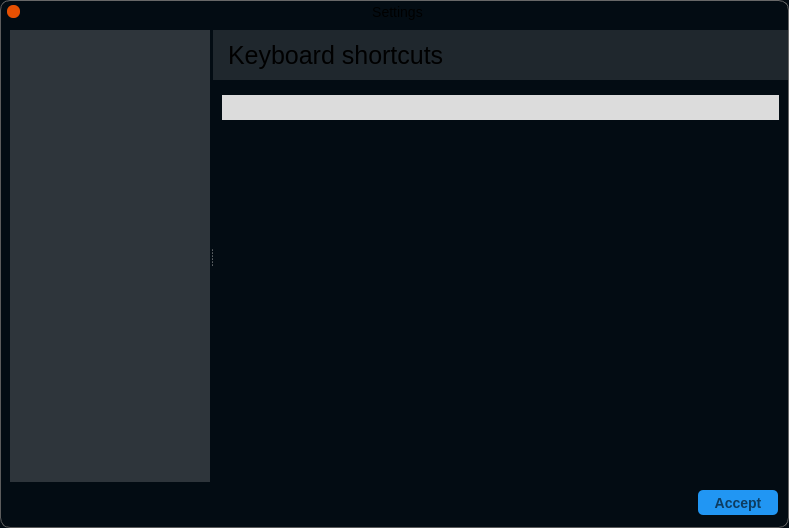
This is Centaur/ui/SettingsDialog.ui in 519984307/Centaur as Qt 5 draws it before an edit. The edited form follows.
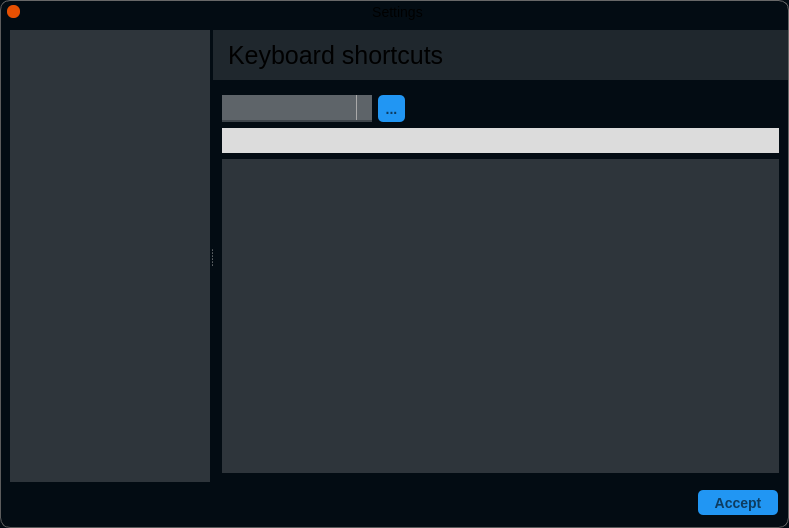
This is the edited form. Icons and pictures are not drawn. Custom widgets are drawn as their Qt base class.

Commit message: Fix the arrow in the combobox and the treeview

```diff
--- a/Centaur/ui/SettingsDialog.ui
+++ b/Centaur/ui/SettingsDialog.ui
@@ -118,6 +118,65 @@
     padding: 0 3px;
 }
 
+QComboBox {
+    border: 1px solid gray;
+    min-width: 6em;
+	font-size: 14px;
+	border: 0px;
+	color: rgb(225,225,255);
+	background-color: rgb(63,70,76);
+	border-radius:  0px;
+	border-bottom: 2px solid  rgb(63,70,76);
+	min-height: 25px;
+	padding: 0 0 0 5;
+}
+
+QComboBox::down-arrow {
+    border-image: url(:/ui/global/drop-down) 5 5 5 5 stretch stretch;
+}
+
+QComboBox:hover{
+background-color:  rgb(78,85,90);
+border: 2px solid #6ec6ff;
+}
+
+QComboBox:focus{
+color: white;
+background-color:  rgb(94,100,105);
+border: 2px solid rgb(33,150,243);
+}
+
+QComboBox:editable {
+    background: white;
+}
+
+QComboBox:!editable, QComboBox::drop-down:editable {
+   background-color:  rgb(94,100,105);
+}
+
+/* QComboBox gets the &quot;on&quot; state when the popup is open */
+QComboBox:!editable:on, QComboBox::drop-down:editable:on {
+    background-color: rgb(63,70,76)
+}
+
+QComboBox:on { /* shift the text when the popup opens */
+    padding-top: 3px;
+    padding-left: 4px;
+}
+
+QComboBox::drop-down {
+    subcontrol-origin: padding;
+    subcontrol-position: top right;
+    width: 15px;
+
+    border-left-width: 1px;
+    border-left-color: darkgray;
+    border-left-style: solid; /* just a single line */
+    border-top-right-radius: 3px; /* same radius as the QComboBox */
+    border-bottom-right-radius: 3px;
+}
+
+
 
 </string>
   </property>
@@ -1610,6 +1669,115 @@
                     <enum>QFrame::Raised</enum>
                    </property>
                    <layout class="QVBoxLayout" name="verticalLayout_15">
+                    <item>
+                     <layout class="QHBoxLayout" name="horizontalLayout4">
+                      <property name="topMargin">
+                       <number>0</number>
+                      </property>
+                      <item>
+                       <widget class="QComboBox" name="shortcutsComboBox">
+                        <property name="minimumSize">
+                         <size>
+                          <width>150</width>
+                          <height>27</height>
+                         </size>
+                        </property>
+                        <property name="styleSheet">
+                         <string notr="true"/>
+                        </property>
+                       </widget>
+                      </item>
+                      <item>
+                       <widget class="QToolButton" name="shortcutsToolButton">
+                        <property name="minimumSize">
+                         <size>
+                          <width>27</width>
+                          <height>27</height>
+                         </size>
+                        </property>
+                        <property name="maximumSize">
+                         <size>
+                          <width>27</width>
+                          <height>27</height>
+                         </size>
+                        </property>
+                        <property name="sizeIncrement">
+                         <size>
+                          <width>0</width>
+                          <height>0</height>
+                         </size>
+                        </property>
+                        <property name="styleSheet">
+                         <string notr="true">
+QToolButton{
+font-size: 14px;
+font-weight: 600;
+color:  #0D3C61;
+border: 0px;
+border-radius:  5px;
+background-color: #2196f3;
+}
+
+QToolButton:default{
+font-size: 14px;
+font-weight: 800;
+color:  #0d3C61;
+border: 0px;
+border-radius:  5px;
+border: 2px solid rgba(144,203,249,100);
+background-color: #2196f3;
+}
+
+QToolButton:hover, QPushButton:hover:default{
+	background-color:  #339EF4;
+}
+
+QToolButton:pressed{
+	background-color:  #68B8F7;
+}
+
+QToolButton:pressed:default{
+background-color:  #68B8F7;
+}
+
+QToolButton:disabled{
+color: #c0c0c0;
+background-color: #9D9EA4;
+}</string>
+                        </property>
+                        <property name="text">
+                         <string>...</string>
+                        </property>
+                        <property name="icon">
+                         <iconset resource="../../Library/cui/rcc/resources.qrc">
+                          <normaloff>:/ui/settings/shortcut/settings-arrow</normaloff>:/ui/settings/shortcut/settings-arrow</iconset>
+                        </property>
+                        <property name="iconSize">
+                         <size>
+                          <width>20</width>
+                          <height>20</height>
+                         </size>
+                        </property>
+                        <property name="popupMode">
+                         <enum>QToolButton::InstantPopup</enum>
+                        </property>
+                       </widget>
+                      </item>
+                      <item>
+                       <spacer name="horizontalSpacer2">
+                        <property name="orientation">
+                         <enum>Qt::Horizontal</enum>
+                        </property>
+                        <property name="sizeHint" stdset="0">
+                         <size>
+                          <width>40</width>
+                          <height>20</height>
+                         </size>
+                        </property>
+                       </spacer>
+                      </item>
+                     </layout>
+                    </item>
                     <item>
                      <widget class="CENTAUR_NAMESPACE::SearchLineEdit" name="shortcutSearch">
                       <property name="styleSheet">
@@ -1637,7 +1805,93 @@
                      </widget>
                     </item>
                     <item>
-                     <widget class="QTreeView" name="treeView"/>
+                     <widget class="QTreeView" name="shortcutsTree">
+                      <property name="styleSheet">
+                       <string notr="true">QTreeView {
+    color: white;
+    background-color: rgb(46,53,59);
+    alternate-background-color: rgb(61,68,73);
+    border: 0px;
+}
+
+
+QTreeView::item {
+    border: 0px;
+    height: 25px;
+}
+
+QTreeView::item:hover{
+    background-color: rgb(79,85,90);
+}
+
+QTreeView::item:hover:selected{
+    background-color: rgb(104,109,113);
+	font-weight: 800;
+}
+
+QTreeView::item:selected{
+    color: white;
+	font-weight: 600;
+    background-color: rgb(91,97,102);
+}
+
+
+QTreeView::branch {
+        background-color: rgb(46,53,59);
+}
+
+QTreeView::branch:hover{
+    background-color: rgb(79,85,90);
+}
+
+QTreeView::branch:hover:selected {
+        background-color: rgb(104,109,113);
+}
+
+QTreeView::branch:selected{
+    color: white;
+	font-weight: 600;
+    background-color: rgb(91,97,102);
+}
+
+QHeaderView::section:checked
+{
+    background-color:  #3387CD;
+    color: white;
+}
+
+
+QTreeView::branch:has-children:!has-siblings:closed,
+QTreeView::branch:closed:has-children:has-siblings {
+        border-image: none;
+        image: url(:/ui/global/drop-right);
+}
+
+QTreeView::branch:open:has-children:!has-siblings,
+QTreeView::branch:open:has-children:has-siblings  {
+        border-image: none;
+        image: url(:/ui/global/drop-down);
+}
+
+/***************************************************************************/
+QHeaderView::section {
+    font: normal 800 13px Roboto;
+    padding-left: 4px;
+    border: 0px;
+    height: 26px;
+    background-color: #0069c0;
+    color: white;
+    padding-left: 4px;
+    border: 0px;
+}
+
+QHeaderView::section:hover
+{
+    background-color: #5299D4;
+    color: white;
+}</string>
+                      </property>
+                     </widget>
                     </item>
                    </layout>
                   </widget>
```
Left out of the diff: 4 changed lines with no effect on the pictures. The commit also changes 2 other files.
